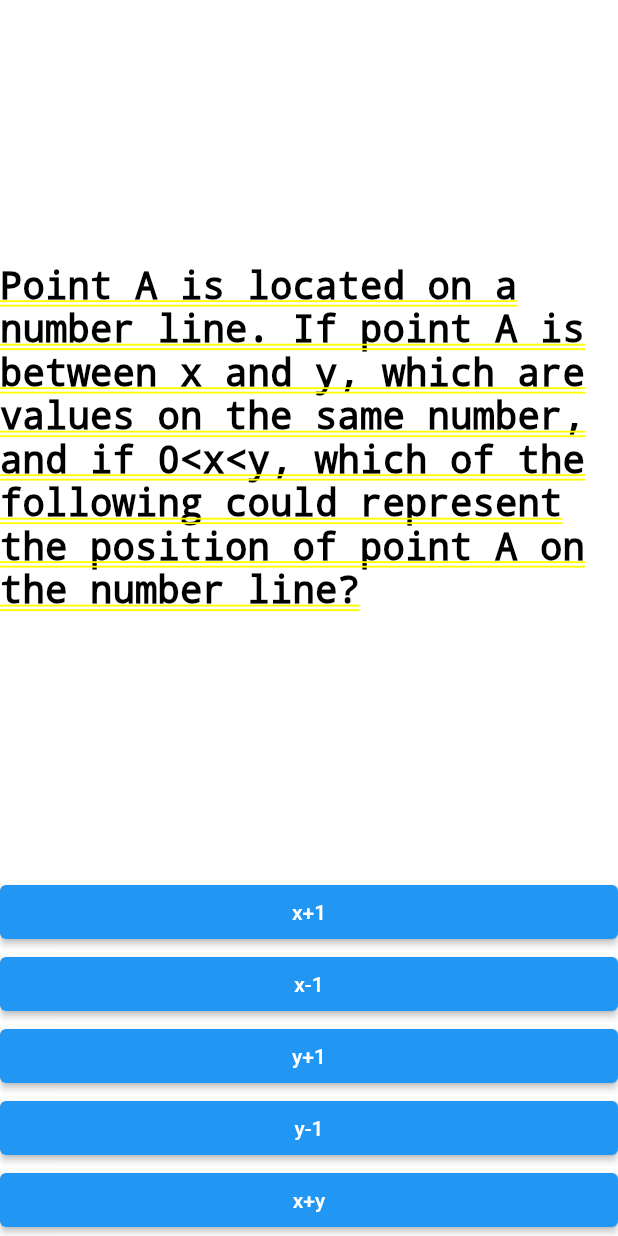
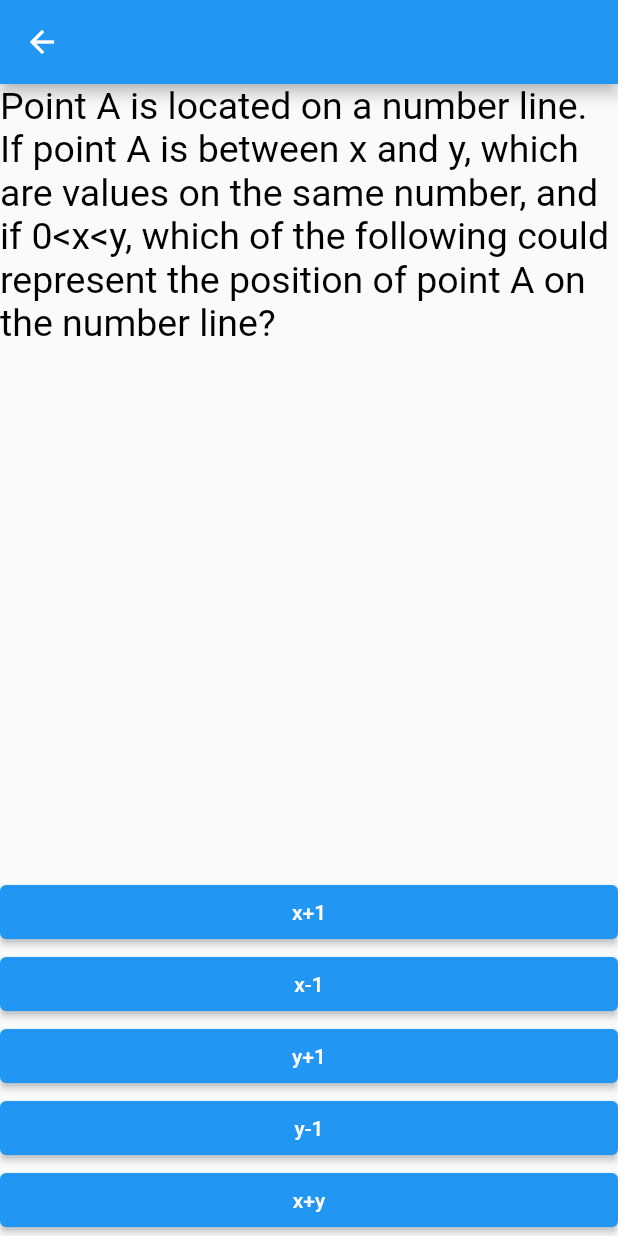
Before and after one commit to karimwitani/gmat_app, a Flutter app: the screen it shows after launch, after a tap on "Numeric", on a phone screen of 412 x 824 dp. Run offline on Flutter 3.47's test engine with Material 2 defaults, Android fonts, the phone set to English and light mode, and no system bars.

Commit message:
1- added appbar to quiz section with return to previous page button.
2- modified the quiz section card to show additional details

```diff
--- a/lib/components/module_selection_component.dart
+++ b/lib/components/module_selection_component.dart
@@ -22,8 +22,19 @@ class StudyModule extends StatelessWidget {
         height: 100,
         width: 300,
         color: Colors.blue,
-        child: Center(
-          child: Text(sectionName),
+        child: Column(
+          crossAxisAlignment: CrossAxisAlignment.start,
+          mainAxisAlignment: MainAxisAlignment.spaceAround,
+          children: <Widget>[
+            Text(this.sectionName),
+            Row(
+              mainAxisAlignment: MainAxisAlignment.spaceAround,
+              children: <Widget>[
+                Text('10/50 Questions'),
+                Text('Mastery'),
+              ],
+            ),
+          ],
         ),
       ),
     );
--- a/lib/main.dart
+++ b/lib/main.dart
@@ -10,7 +10,10 @@ class QuizzApp extends StatelessWidget {
   Widget build(BuildContext context) {
     return MaterialApp(
       home: Scaffold(
-        body: SafeArea(
+        body: Column(
+          children: [
+            AppBar(title: Text('GMAT Prep')),
+            SafeArea(
               child: Row(
                 mainAxisAlignment: MainAxisAlignment.center,
                 children: [
@@ -21,6 +24,8 @@ class QuizzApp extends StatelessWidget {
                 ],
               ),
             ),
+          ],
+        ),
       ),
     );
   }
--- a/lib/screens/quiz_page.dart
+++ b/lib/screens/quiz_page.dart
@@ -1,11 +1,13 @@
+import 'dart:convert';
 import 'package:flutter/material.dart';
+import 'package:flutter/services.dart';
+import 'package:gmat_app/components/question_data_models.dart';
 import 'package:gmat_app/components/quizbrain.dart';
 
 final quizBrain = QuizBrain();
 
 class QuizPage extends StatefulWidget {
   const QuizPage({Key? key}) : super(key: key);
-
   @override
   _QuizPageState createState() => _QuizPageState();
 }
@@ -15,7 +17,8 @@ class _QuizPageState extends State<QuizPage> {
   void checkAnswer(int chosenOptionIndex) {
     int correctAnswerIndex = quizBrain.getCorrectAnswer();
     int currentQuestionIdx = quizBrain.getCurrentQuestionIdx();
-    setState(() {
+    setState(
+      () {
         if (quizBrain.isFinished() == true) {
           quizBrain.reset();
         } else {
@@ -29,41 +32,51 @@ class _QuizPageState extends State<QuizPage> {
           quizBrain.nextQuestion();
         }
         print(scorekeeper);
-    });
+      },
+    );
+  }
+
+  Future<List<dynamic>> ReadJsonData() async {
+    final jsonData = await rootBundle.loadString('../data/questions.json');
+    final list = json.decode(jsonData) as List<dynamic>;
+    return list;
   }
 
   @override
   Widget build(BuildContext context) {
-    final ButtonStyle style =
-        ElevatedButton.styleFrom(textStyle: const TextStyle(fontSize: 20));
-    return Column(
+    final ButtonStyle style = ElevatedButton.styleFrom(textStyle: const TextStyle(fontSize: 20));
+    return SafeArea(
+      child: Scaffold(
+        body: Column(
           mainAxisAlignment: MainAxisAlignment.spaceBetween,
           crossAxisAlignment: CrossAxisAlignment.stretch,
           children: <Widget>[
+            AppBar(),
             Expanded(
               flex: 5,
-          child: Center(
               child: Text(
                 quizBrain.getQuestionText(),
                 textAlign: TextAlign.left,
                 style: TextStyle(fontSize: 25.0, color: Colors.black),
               ),
             ),
-        ),
             ListView.builder(
               shrinkWrap: true,
-            itemCount: quizBrain.getAnswerOptions().length,
+              itemCount: quizBrain.getAnswerOptions().length == null
+                  ? 0
+                  : quizBrain.getAnswerOptions().length,
               itemBuilder: (BuildContext context, int index) {
                 return ElevatedButton(
                   onPressed: () {
                     checkAnswer(index);
                   },
-                child: Text(
-                  quizBrain.getAnswerOptions()[index],
+                  child: Text(quizBrain.getAnswerOptions()[index]),
+                );
+              },
             ),
-              );
-            })
           ],
+        ),
+      ),
     );
   }
 }
```
Also changed, not shown: lib/components/question_data_models.dart (added, +20 -0 lines), lib/components/quizbrain.dart (+13 -0 lines), lib/components/scratch.dart (added, +43 -0 lines), lib/data/questions.json (added, +26 -0 lines), pubspec.lock, 2 other files. Lines whose indentation alone changed are shown as unchanged.
